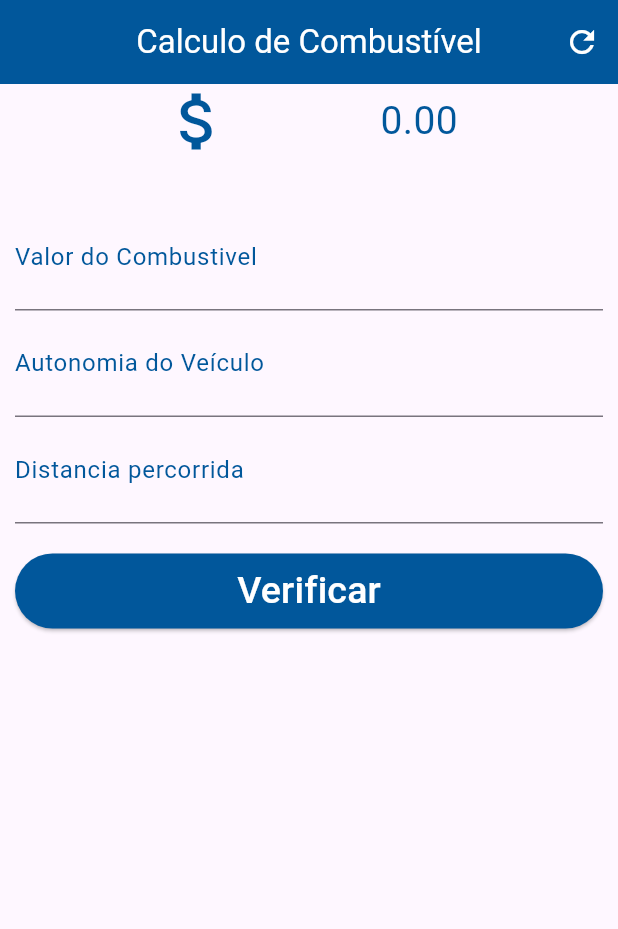
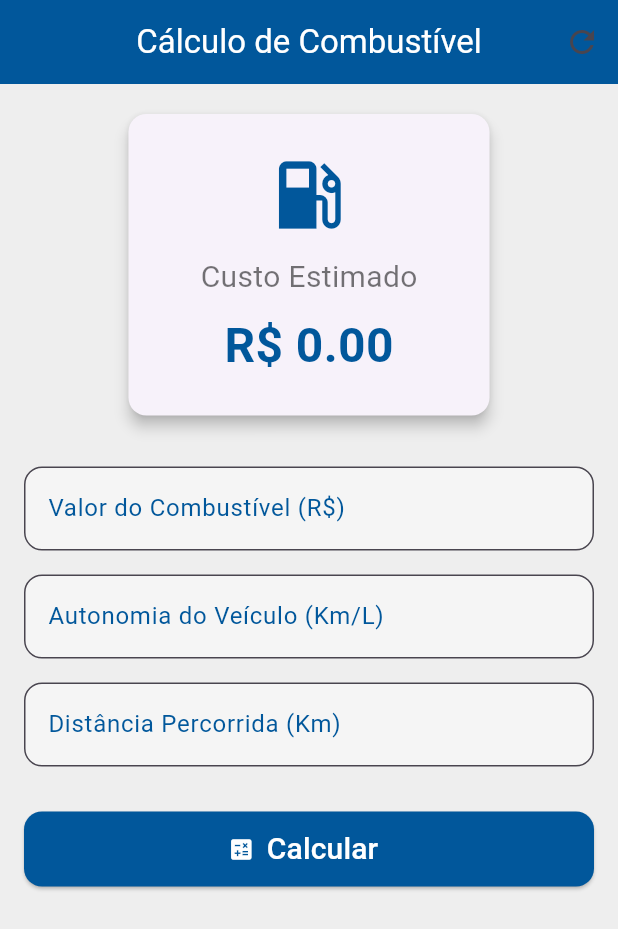
Before and after one commit to Evaristo-Dev/calculodecombustivel, a Flutter app: the screen it shows after launch, on a phone screen of 412 x 824 dp. Shown: the top 929 px of the screen. Run offline on Flutter 3.47's test engine with Material 3 defaults, Android fonts, the phone set to English and light mode, and no system bars.

Commit message:
mehorias na interface

```diff
--- a/lib/main.dart
+++ b/lib/main.dart
@@ -1,3 +1,177 @@
+// import 'package:flutter/material.dart';
+
+// void main() {
+//   runApp(MaterialApp(home: Home(), debugShowCheckedModeBanner: false));
+// }
+
+// class Home extends StatefulWidget {
+//   const Home({super.key});
+
+//   @override
+//   State<Home> createState() => _HomeState();
+// }
+
+// class _HomeState extends State<Home> {
+//   TextEditingController valor = TextEditingController();
+//   TextEditingController autonomia = TextEditingController();
+//   TextEditingController distancia = TextEditingController();
+//   double _resultado = 0.0;
+//   GlobalKey<FormState> _formKey = GlobalKey<FormState>();
+
+//   void _calcular() {
+//     setState(() {
+//       double v = double.parse(valor.text.replaceAll(",", "."));
+//       double a = double.parse(autonomia.text.replaceAll(",", "."));
+//       double d = double.parse(distancia.text.replaceAll(",", "."));
+//       _resultado = (d / a) * v;
+//     });
+//   }
+
+//   void _reset() {
+//     valor.text = "";
+//     autonomia.text = "";
+//     distancia.text = "";
+//     setState(() {
+//       _resultado = 0.0;
+//       _formKey = GlobalKey<FormState>();
+//     });
+//   }
+
+//   @override
+//   Widget build(BuildContext context) {
+//     return Scaffold(
+//       appBar: AppBar(
+//         title: Text(
+//           "Calculo de Combustível",
+//           style: TextStyle(color: Colors.white),
+//         ),
+//         centerTitle: true,
+//         backgroundColor: Colors.lightBlue[900],
+//         actions: <Widget>[
+//           IconButton(
+//             icon: Icon(Icons.refresh, color: Colors.white),
+//             onPressed: _reset,
+//             splashColor: Colors.blueAccent,
+//             highlightColor: Colors.lightBlue,
+//           ),
+//         ],
+//       ),
+//       body: SingleChildScrollView(
+//         padding: EdgeInsets.fromLTRB(10.0, 0, 10.0, 0),
+//         child: Form(
+//           key: _formKey,
+//           child: Column(
+//             crossAxisAlignment: CrossAxisAlignment.stretch,
+//             children: <Widget>[
+//               Container(
+//                 margin: EdgeInsets.only(bottom: 30),
+//                 child: Row(
+//                   mainAxisAlignment: MainAxisAlignment.spaceEvenly,
+//                   children: [
+//                     Icon(
+//                       Icons.attach_money,
+//                       size: 50.0,
+//                       color: Colors.lightBlue[900],
+//                     ),
+//                     Text(
+//                       _resultado.toStringAsFixed(2),
+
+//                       textAlign: TextAlign.center,
+//                       style: TextStyle(
+//                         color: Colors.lightBlue[900],
+//                         fontSize: 26.0,
+//                       ),
+//                     ),
+//                   ],
+//                 ),
+//               ),
+//               Column(
+//                 crossAxisAlignment: CrossAxisAlignment.stretch,
+//                 children: [
+//                   TextFormField(
+//                     validator:
+//                         (value) =>
+//                             (value == null || value.isEmpty)
+//                                 ? "Informe o Valor do Combustivel"
+//                                 : null,
+//                     controller: valor,
+//                     keyboardType: TextInputType.number,
+//                     textAlign: TextAlign.center,
+//                     decoration: InputDecoration(
+//                       labelText: "Valor do Combustivel",
+//                       labelStyle: TextStyle(color: Colors.lightBlue[900]),
+//                     ),
+//                     style: TextStyle(
+//                       color: Colors.lightBlue[900],
+//                       fontSize: 26.0,
+//                     ),
+//                   ),
+//                   TextFormField(
+//                     validator:
+//                         (value) =>
+//                             (value == null || value.isEmpty)
+//                                 ? "Informe a autonomia do Veículo"
+//                                 : null,
+//                     controller: autonomia,
+//                     keyboardType: TextInputType.number,
+//                     textAlign: TextAlign.center,
+//                     decoration: InputDecoration(
+//                       labelText: "Autonomia do Veículo",
+//                       labelStyle: TextStyle(color: Colors.lightBlue[900]),
+//                     ),
+//                     style: TextStyle(
+//                       color: Colors.lightBlue[900],
+//                       fontSize: 26.0,
+//                     ),
+//                   ),
+//                   TextFormField(
+//                     validator:
+//                         (value) =>
+//                             (value == null || value.isEmpty)
+//                                 ? "Informe a distancia percorrida"
+//                                 : null,
+//                     controller: distancia,
+//                     keyboardType: TextInputType.number,
+//                     textAlign: TextAlign.center,
+//                     decoration: InputDecoration(
+//                       labelText: "Distancia percorrida",
+//                       labelStyle: TextStyle(color: Colors.lightBlue[900]),
+//                     ),
+//                     style: TextStyle(
+//                       color: Colors.lightBlue[900],
+//                       fontSize: 26.0,
+//                     ),
+//                   ),
+//                   Padding(
+//                     padding: EdgeInsets.only(top: 20.0, bottom: 20.0),
+//                     child: SizedBox(
+//                       height: 50.0,
+//                       child: ElevatedButton(
+//                         style: ElevatedButton.styleFrom(
+//                           backgroundColor: Colors.lightBlue[900],
+//                         ),
+//                         onPressed: () {
+//                           if (_formKey.currentState!.validate()) {
+//                             _calcular();
+//                           }
+//                         },
+//                         child: Text(
+//                           "Verificar",
+//                           style: TextStyle(color: Colors.white, fontSize: 25.0),
+//                         ),
+//                       ),
+//                     ),
+//                   ),
+//                 ],
+//               ),
+//             ],
+//           ),
+//         ),
+//       ),
+//     );
+//   }
+// }
+
 import 'package:flutter/material.dart';
 
 void main() {
@@ -20,146 +194,115 @@ class _HomeState extends State<Home> {
 
   void _calcular() {
     setState(() {
-      double v = double.parse(
-        valor.text.replaceAll(",", "."),
-      );
-      double a = double.parse(
-        autonomia.text.replaceAll(",", "."),
-      );
-      double d = double.parse(
-        distancia.text.replaceAll(",", ".")
-      );
+      double v = double.parse(valor.text.replaceAll(",", "."));
+      double a = double.parse(autonomia.text.replaceAll(",", "."));
+      double d = double.parse(distancia.text.replaceAll(",", "."));
       _resultado = (d / a) * v;
     });
   }
 
   void _reset() {
-    valor.text = "";
-    autonomia.text = "";
-    distancia.text = "";
+    valor.clear();
+    autonomia.clear();
+    distancia.clear();
     setState(() {
       _resultado = 0.0;
       _formKey = GlobalKey<FormState>();
     });
   }
 
+  InputDecoration _inputDecoration(String label) {
+    return InputDecoration(
+      labelText: label,
+      labelStyle: TextStyle(color: Colors.lightBlue[900]),
+      filled: true,
+      fillColor: Colors.grey[100],
+      border: OutlineInputBorder(borderRadius: BorderRadius.circular(12)),
+    );
+  }
+
   @override
   Widget build(BuildContext context) {
     return Scaffold(
+      backgroundColor: Colors.grey[200],
       appBar: AppBar(
-        title: Text(
-          "Calculo de Combustível",
-          style: TextStyle(color: Colors.white),
-        ),
+        title: Text("Cálculo de Combustível", style: TextStyle(color: Colors.white)),
         centerTitle: true,
         backgroundColor: Colors.lightBlue[900],
-        actions: <Widget>[
+        actions: [
           IconButton(
-              icon: Icon(
-                Icons.refresh, color: Colors.white,
-              ),
+            icon: Icon(Icons.refresh),
             onPressed: _reset,
-              splashColor: Colors.blueAccent,
-            highlightColor: Colors.lightBlue,
           ),
         ],
       ),
       body: SingleChildScrollView(
-        padding: EdgeInsets.fromLTRB(10.0, 0, 10.0, 0),
+        padding: EdgeInsets.all(16.0),
         child: Form(
           key: _formKey,
           child: Column(
-            crossAxisAlignment: CrossAxisAlignment.stretch,
-            children: <Widget>[
-             Container(
-               margin: EdgeInsets.only(bottom: 30),
-               child:  Row(
-                 mainAxisAlignment: MainAxisAlignment.spaceEvenly,
             children: [
-                   Icon(
-                     Icons.attach_money,
-                     size: 50.0,
-                     color: Colors.lightBlue[900],
+              Card(
+                elevation: 4,
+                shape: RoundedRectangleBorder(borderRadius: BorderRadius.circular(12)),
+                child: Padding(
+                  padding: const EdgeInsets.symmetric(vertical: 24.0, horizontal: 48.0),
+                  child: Column(
+                    children: [
+                      Icon(Icons.local_gas_station, size: 60, color: Colors.lightBlue[900]),
+                      SizedBox(height: 10),
+                      Text(
+                        "Custo Estimado",
+                        style: TextStyle(fontSize: 20, color: Colors.black54),
                       ),
+                      SizedBox(height: 8),
                       Text(
-                     _resultado.toStringAsFixed(2),
-
-                     textAlign: TextAlign.center,
-                     style: TextStyle(color: Colors.lightBlue[900], fontSize: 26.0),
+                        "R\$ ${_resultado.toStringAsFixed(2)}",
+                        style: TextStyle(fontSize: 32, fontWeight: FontWeight.bold, color: Colors.lightBlue[900]),
                       ),
                     ],
                   ),
                 ),
-             Column(
-               crossAxisAlignment: CrossAxisAlignment.stretch,
-               children: [
+              ),
+              SizedBox(height: 30),
               TextFormField(
-                   validator:
-                       (value) =>
-                   (value == null || value.isEmpty)
-                       ? "Informe o Valor do Combustivel"
-                       : null,
+                validator: (value) => (value == null || value.isEmpty) ? "Informe o valor do combustível" : null,
                 controller: valor,
                 keyboardType: TextInputType.number,
-                   textAlign: TextAlign.center,
-                   decoration: InputDecoration(
-                     labelText: "Valor do Combustivel",
-                     labelStyle: TextStyle(color: Colors.lightBlue[900]),
+                decoration: _inputDecoration("Valor do Combustível (R\$)"),
               ),
-                   style: TextStyle(color: Colors.lightBlue[900], fontSize: 26.0),
-                 ),
+              SizedBox(height: 16),
               TextFormField(
-                   validator:
-                       (value) =>
-                   (value == null || value.isEmpty)
-                       ? "Informe a autonomia do Veículo"
-                       : null,
+                validator: (value) => (value == null || value.isEmpty) ? "Informe a autonomia do veículo" : null,
                 controller: autonomia,
                 keyboardType: TextInputType.number,
-                   textAlign: TextAlign.center,
-                   decoration: InputDecoration(
-                     labelText: "Autonomia do Veículo",
-                     labelStyle: TextStyle(color: Colors.lightBlue[900]),
+                decoration: _inputDecoration("Autonomia do Veículo (Km/L)"),
               ),
-                   style: TextStyle(color: Colors.lightBlue[900], fontSize: 26.0),
-                 ),
+              SizedBox(height: 16),
               TextFormField(
-                   validator:
-                       (value) =>
-                   (value == null || value.isEmpty)
-                       ? "Informe a distancia percorrida"
-                       : null,
+                validator: (value) => (value == null || value.isEmpty) ? "Informe a distância percorrida" : null,
                 controller: distancia,
                 keyboardType: TextInputType.number,
-                   textAlign: TextAlign.center,
-                   decoration: InputDecoration(
-                     labelText: "Distancia percorrida",
-                     labelStyle: TextStyle(color: Colors.lightBlue[900]),
+                decoration: _inputDecoration("Distância Percorrida (Km)"),
               ),
-                   style: TextStyle(color: Colors.lightBlue[900], fontSize: 26.0),
-                 ),
-                 Padding(
-                   padding: EdgeInsets.only(top: 20.0, bottom: 20.0),
-                   child: Container(
-                     height: 50.0,
-                     child: ElevatedButton(
-                       style: ElevatedButton.styleFrom(
-                         backgroundColor: Colors.lightBlue[900],
-                       ),
+              SizedBox(height: 30),
+              SizedBox(
+                width: double.infinity,
+                height: 50,
+                child: ElevatedButton.icon(
                   onPressed: () {
                     if (_formKey.currentState!.validate()) {
                       _calcular();
                     }
                   },
-                       child: Text(
-                         "Verificar",
-                         style: TextStyle(color: Colors.white, fontSize: 25.0),
+                  icon: Icon(Icons.calculate, color: Colors.white,),
+                  label: Text("Calcular", style: TextStyle(fontSize: 20, color: Colors.white)),
+                  style: ElevatedButton.styleFrom(
+                    backgroundColor: Colors.lightBlue[900],
+                    shape: RoundedRectangleBorder(borderRadius: BorderRadius.circular(12)),
                   ),
                 ),
               ),
-                 ),
-               ],
-             )
             ],
           ),
         ),
```
Also changed, not shown: pubspec.lock, 8 other files. Lines whose indentation alone changed are shown as unchanged.
